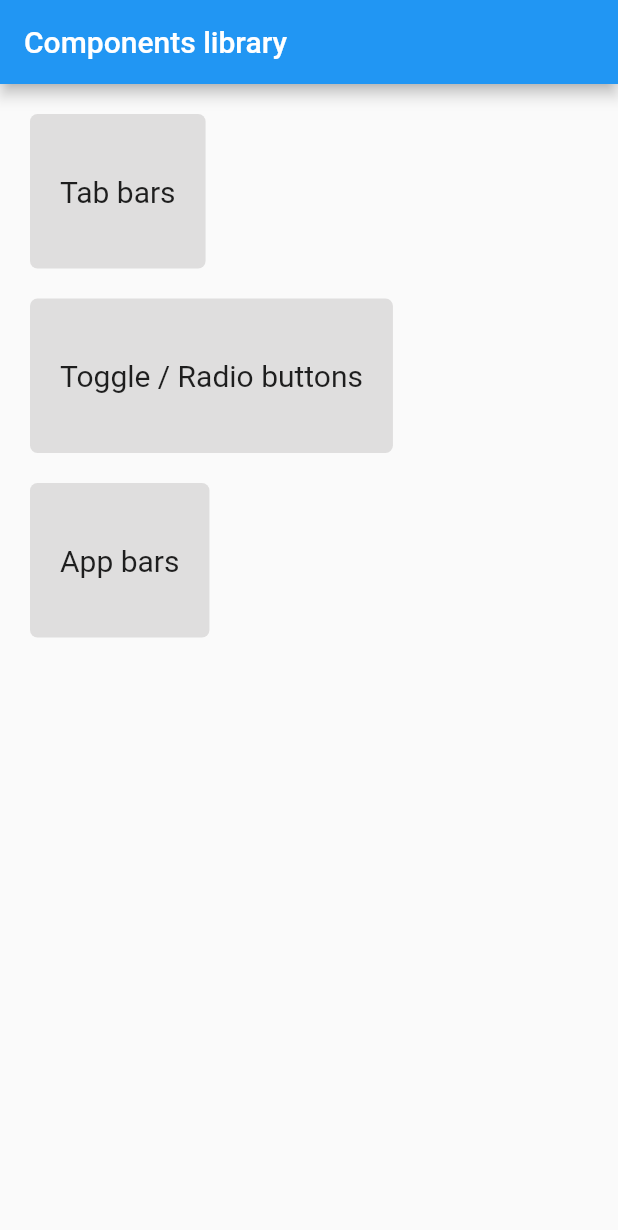
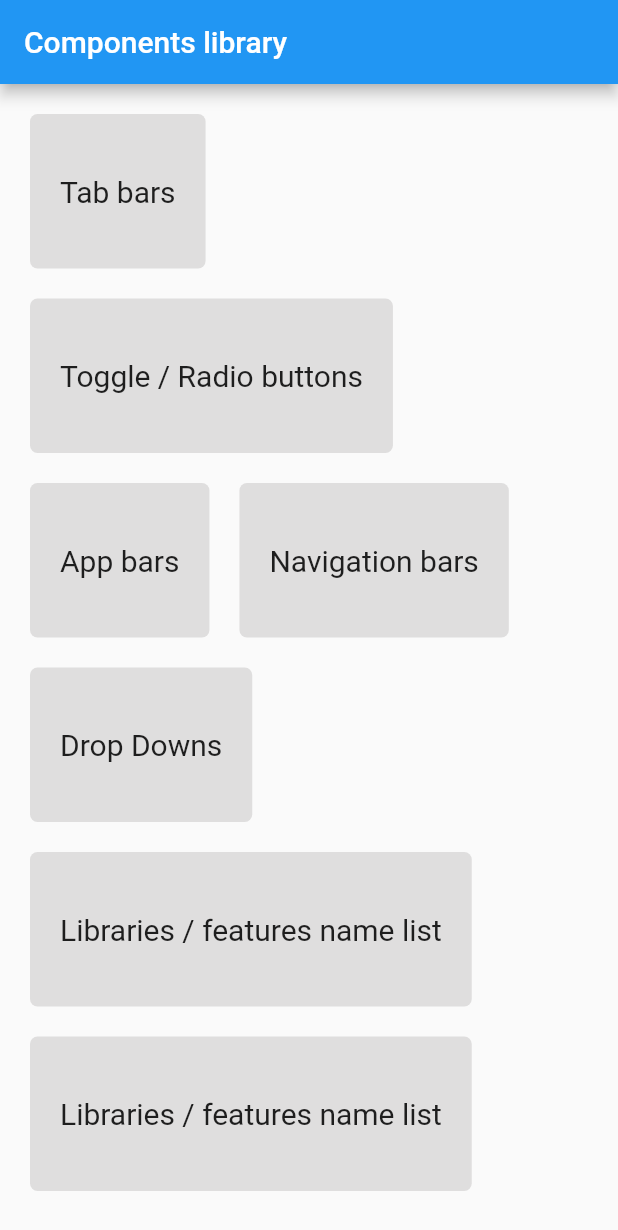
Before and after one commit to newallJemuelD/components_project, a Flutter app: the screen it shows after launch, on a phone screen of 412 x 824 dp. Shown: the top 1230 px of the screen. Run offline on Flutter 3.47's test engine with Material 2 defaults, Android fonts, the phone set to English and light mode, and no system bars.

Commit message:
Addition of remaining categories

```diff
--- a/lib/my_app.dart
+++ b/lib/my_app.dart
@@ -11,7 +11,15 @@ class MyApp extends StatefulWidget {
 }
 
 class _MyAppState extends State<MyApp> {
-  List<Categories> categories = [tabBar, toggleRadio, appBars];
+  List<Categories> categories = [
+    tabBar,
+    toggleRadio,
+    appBars,
+    navigationBars,
+    dropDowns,
+    librariesNameList,
+    appSecurityRelated
+  ];
 
   static final Categories tabBar = Categories(
     route: ScreenRoutes.tabBars,
@@ -24,6 +32,22 @@ class _MyAppState extends State<MyApp> {
   static final Categories appBars = Categories(
     route: ScreenRoutes.appBars,
     categoryName: 'App bars',
+  );
+  static final Categories navigationBars = Categories(
+    route: ScreenRoutes.appBars,
+    categoryName: 'Navigation bars',
+  );
+  static final Categories dropDowns = Categories(
+    route: ScreenRoutes.dropDowns,
+    categoryName: 'Drop Downs',
+  );
+  static final Categories librariesNameList = Categories(
+    route: ScreenRoutes.librariesNameList,
+    categoryName: 'Libraries / features name list',
+  );
+  static final Categories appSecurityRelated = Categories(
+    route: ScreenRoutes.librariesNameList,
+    categoryName: 'Libraries / features name list',
   );
 
   @override
--- a/lib/navigation/screen_routes.dart
+++ b/lib/navigation/screen_routes.dart
@@ -3,4 +3,8 @@ class ScreenRoutes {
   static const String tabBars = 'tabbars';
   static const String toggleRadio = 'toggleradio';
   static const String appBars = 'appbars';
+  static const String navigationBars = 'navigationbars';
+  static const String dropDowns = 'dropdowns';
+  static const String librariesNameList = 'librariesnamelist';
+  static const String appSecurityRelated = 'appsecurityrelated';
 }
```
Also changed, not shown: lib/route_generator.dart (+19 -0 lines), lib/screens/app_security_related_screen.dart (added, +16 -0 lines), lib/screens/drop_downs_screen.dart (added, +16 -0 lines), lib/screens/libraries_name_list_screen.dart (added, +16 -0 lines), lib/screens/navigation_bars_screen.dart (added, +16 -0 lines).
